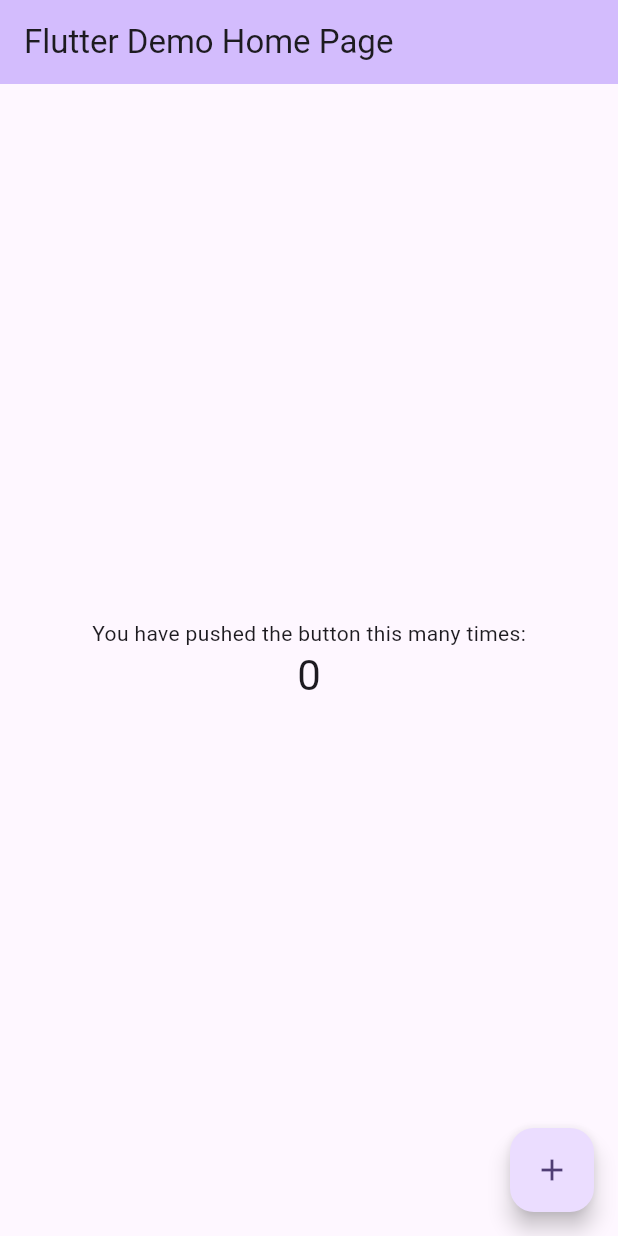
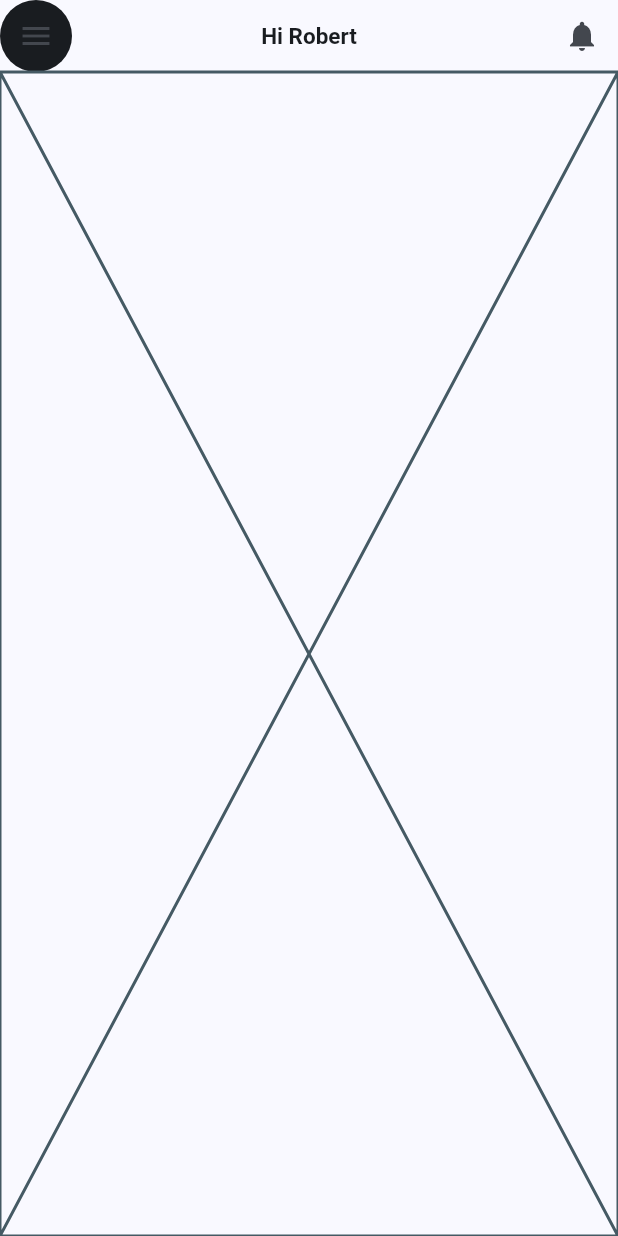
Before and after one commit to Chuckibmk/API_News, a Flutter app: the screen it shows after launch, on a phone screen of 412 x 824 dp. Run offline on Flutter 3.47's test engine with Material 3 defaults, Android fonts, the phone set to English and light mode, and no system bars; our stand-ins replace get.

Commit message:
multiple pages created: dashboard, splash and routes

```diff
--- a/lib/main.dart
+++ b/lib/main.dart
@@ -1,4 +1,7 @@
 import 'package:flutter/material.dart';
+import 'package:get/route_manager.dart';
+import 'routes/app/app-route.dart';
+import 'routes/app/app-route-names.dart';
 
 void main() {
   runApp(const MyApp());
@@ -10,116 +13,16 @@ class MyApp extends StatelessWidget {
   // This widget is the root of your application.
   @override
   Widget build(BuildContext context) {
-    return MaterialApp(
-      title: 'Flutter Demo',
+    return GetMaterialApp(
+      title: 'Daily Trends',
+      debugShowCheckedModeBanner: false,
       theme: ThemeData(
-        // This is the theme of your application.
-        //
-        // TRY THIS: Try running your application with "flutter run". You'll see
-        // the application has a purple toolbar. Then, without quitting the app,
-        // try changing the seedColor in the colorScheme below to Colors.green
-        // and then invoke "hot reload" (save your changes or press the "hot
-        // reload" button in a Flutter-supported IDE, or press "r" if you used
-        // the command line to start the app).
-        //
-        // Notice that the counter didn't reset back to zero; the application
-        // state is not lost during the reload. To reset the state, use hot
-        // restart instead.
-        //
-        // This works for code too, not just values: Most code changes can be
-        // tested with just a hot reload.
-        colorScheme: ColorScheme.fromSeed(seedColor: Colors.deepPurple),
+        colorScheme: ColorScheme.fromSeed(seedColor: const Color(0xff001F3F)),
         useMaterial3: true,
       ),
-      home: const MyHomePage(title: 'Flutter Demo Home Page'),
+      initialRoute: splash,
+      getPages: getPage,
+      // home: const MyHomePage(title: 'Flutter Demo Home Page'),
     );
   }
 }
-
-class MyHomePage extends StatefulWidget {
-  const MyHomePage({super.key, required this.title});
-
-  // This widget is the home page of your application. It is stateful, meaning
-  // that it has a State object (defined below) that contains fields that affect
-  // how it looks.
-
-  // This class is the configuration for the state. It holds the values (in this
-  // case the title) provided by the parent (in this case the App widget) and
-  // used by the build method of the State. Fields in a Widget subclass are
-  // always marked "final".
-
-  final String title;
-
-  @override
-  State<MyHomePage> createState() => _MyHomePageState();
-}
-
-class _MyHomePageState extends State<MyHomePage> {
-  int _counter = 0;
-
-  void _incrementCounter() {
-    setState(() {
-      // This call to setState tells the Flutter framework that something has
-      // changed in this State, which causes it to rerun the build method below
-      // so that the display can reflect the updated values. If we changed
-      // _counter without calling setState(), then the build method would not be
-      // called again, and so nothing would appear to happen.
-      _counter++;
-    });
-  }
-
-  @override
-  Widget build(BuildContext context) {
-    // This method is rerun every time setState is called, for instance as done
-    // by the _incrementCounter method above.
-    //
-    // The Flutter framework has been optimized to make rerunning build methods
-    // fast, so that you can just rebuild anything that needs updating rather
-    // than having to individually change instances of widgets.
-    return Scaffold(
-      appBar: AppBar(
-        // TRY THIS: Try changing the color here to a specific color (to
-        // Colors.amber, perhaps?) and trigger a hot reload to see the AppBar
-        // change color while the other colors stay the same.
-        backgroundColor: Theme.of(context).colorScheme.inversePrimary,
-        // Here we take the value from the MyHomePage object that was created by
-        // the App.build method, and use it to set our appbar title.
-        title: Text(widget.title),
-      ),
-      body: Center(
-        // Center is a layout widget. It takes a single child and positions it
-        // in the middle of the parent.
-        child: Column(
-          // Column is also a layout widget. It takes a list of children and
-          // arranges them vertically. By default, it sizes itself to fit its
-          // children horizontally, and tries to be as tall as its parent.
-          //
-          // Column has various properties to control how it sizes itself and
-          // how it positions its children. Here we use mainAxisAlignment to
-          // center the children vertically; the main axis here is the vertical
-          // axis because Columns are vertical (the cross axis would be
-          // horizontal).
-          //
-          // TRY THIS: Invoke "debug painting" (choose the "Toggle Debug Paint"
-          // action in the IDE, or press "p" in the console), to see the
-          // wireframe for each widget.
-          mainAxisAlignment: MainAxisAlignment.center,
-          children: <Widget>[
-            const Text(
-              'You have pushed the button this many times:',
-            ),
-            Text(
-              '$_counter',
-              style: Theme.of(context).textTheme.headlineMedium,
-            ),
-          ],
-        ),
-      ),
-      floatingActionButton: FloatingActionButton(
-        onPressed: _incrementCounter,
-        tooltip: 'Increment',
-        child: const Icon(Icons.add),
-      ), // This trailing comma makes auto-formatting nicer for build methods.
-    );
-  }
-}
--- /dev/null
+++ b/lib/routes/app/app-route-names.dart
@@ -0,0 +1,5 @@
+// ===========APP ROUTE NAMES ==============
+
+String splash = '/splash';
+
+String dashboard = '/dashboard';
--- /dev/null
+++ b/lib/routes/app/app-route.dart
@@ -0,0 +1,19 @@
+import 'package:get/route_manager.dart';
+import 'app-route-names.dart';
+import 'package:api_news/screens/splash/splashscreen.dart';
+import 'package:api_news/screens/dashboard/dashboard.dart';
+
+List<GetPage> getPage = [
+  // APP ROUTES
+
+  GetPage(
+    name: splash,
+    page: () => SplashScreen(),
+    transition: Transition.cupertino,
+  ),
+  GetPage(
+      name: dashboard,
+      page: () => Dashboard(),
+      transition: Transition.cupertino),
+  // GetPage()
+];
--- /dev/null
+++ b/lib/screens/dashboard/dashboard.dart
@@ -0,0 +1,85 @@
+import 'package:flutter/material.dart';
+
+class Dashboard extends StatefulWidget {
+  const Dashboard({super.key});
+
+  @override
+  State<Dashboard> createState() => _DashboardState();
+}
+
+class _DashboardState extends State<Dashboard> {
+  //scaffold variable for drawer control, stores the state of the drawer
+  var scaffoldkey = GlobalKey<ScaffoldState>();
+
+  @override
+  Widget build(BuildContext context) {
+    return Scaffold(
+      key: scaffoldkey,
+      drawer: Drawer(
+        shape: const RoundedRectangleBorder(
+          borderRadius: BorderRadius.only(
+            topLeft: Radius.zero,
+            bottomLeft: Radius.zero,
+          ),
+        ),
+        child: Column(
+          // padding: EdgeInsets.zero,
+          children: [
+            // flexible container with child of History answer widget
+            Flexible(
+              child: Placeholder(),
+            ),
+          ],
+        ),
+      ),
+      body: SafeArea(
+          child: Column(
+        children: [
+          Row(
+            mainAxisAlignment: MainAxisAlignment.spaceBetween,
+            children: [
+              Container(
+                decoration: BoxDecoration(
+                  color: Theme.of(context).colorScheme.onSurface,
+                  shape: BoxShape.circle,
+                ),
+                child: Builder(
+                  builder: (context) => IconButton(
+                    icon: const Icon(Icons.menu),
+                    onPressed: () {
+                      // use of scaffold variable store state after openEndDrawer
+                      scaffoldkey.currentState?.openEndDrawer();
+                    },
+                    tooltip:
+                        MaterialLocalizations.of(context).openAppDrawerTooltip,
+                  ),
+                ),
+              ),
+              RichText(
+                textAlign: TextAlign.left,
+                text: TextSpan(
+                  text: 'Hi Robert',
+                  style: TextStyle(
+                      color: Theme.of(context).colorScheme.onSurface,
+                      fontSize: 15,
+                      fontWeight: FontWeight.bold),
+                ),
+              ),
+              Container(
+                decoration: BoxDecoration(
+                    color: Theme.of(context).colorScheme.surface,
+                    // color: Color(0xffF8FAFB),
+                    shape: BoxShape.circle),
+                child: IconButton(
+                  icon: const Icon(Icons.notifications),
+                  onPressed: () {},
+                ),
+              ),
+            ],
+          ),
+          Expanded(flex: 1, child: Placeholder()),
+        ],
+      )),
+    );
+  }
+}
--- /dev/null
+++ b/lib/screens/splash/splashscreen.dart
@@ -0,0 +1,34 @@
+import 'package:flutter/material.dart';
+import 'package:get/route_manager.dart';
+import 'package:api_news/routes/app/app-route-names.dart';
+
+class SplashScreen extends StatefulWidget {
+  const SplashScreen({super.key});
+
+  @override
+  State<SplashScreen> createState() => _SplashScreenState();
+}
+
+class _SplashScreenState extends State<SplashScreen> {
+  @override
+  void initState() {
+    super.initState();
+    Future.delayed(const Duration(seconds: 3), () {
+      Get.toNamed(dashboard);
+    });
+  }
+
+  @override
+  Widget build(BuildContext context) {
+    return Scaffold(
+      body: Container(
+        height: double.infinity,
+        width: double.infinity,
+        color: const Color(0xff001F3F),
+        child: Center(
+          child: Image.asset('assets/logo/DT_logo.png'),
+        ),
+      ),
+    );
+  }
+}
--- a/pubspec.yaml
+++ b/pubspec.yaml
@@ -35,6 +35,7 @@ dependencies:
   # The following adds the Cupertino Icons font to your application.
   # Use with the CupertinoIcons class for iOS style icons.
   cupertino_icons: ^1.0.6
+  get: ^4.6.6
 
 dev_dependencies:
   flutter_test:
@@ -59,9 +60,8 @@ flutter:
   uses-material-design: true
 
   # To add assets to your application, add an assets section, like this:
-  # assets:
-  #   - images/a_dot_burr.jpeg
-  #   - images/a_dot_ham.jpeg
+  assets:
+      - assets/logo/
 
   # An image asset can refer to one or more resolution-specific "variants", see
   # https://flutter.dev/assets-and-images/#resolution-aware
```
Also changed, not shown: assets/logo/DT_Logo.png (added), assets/logo/DT_favicon.png (added), pubspec.lock.
